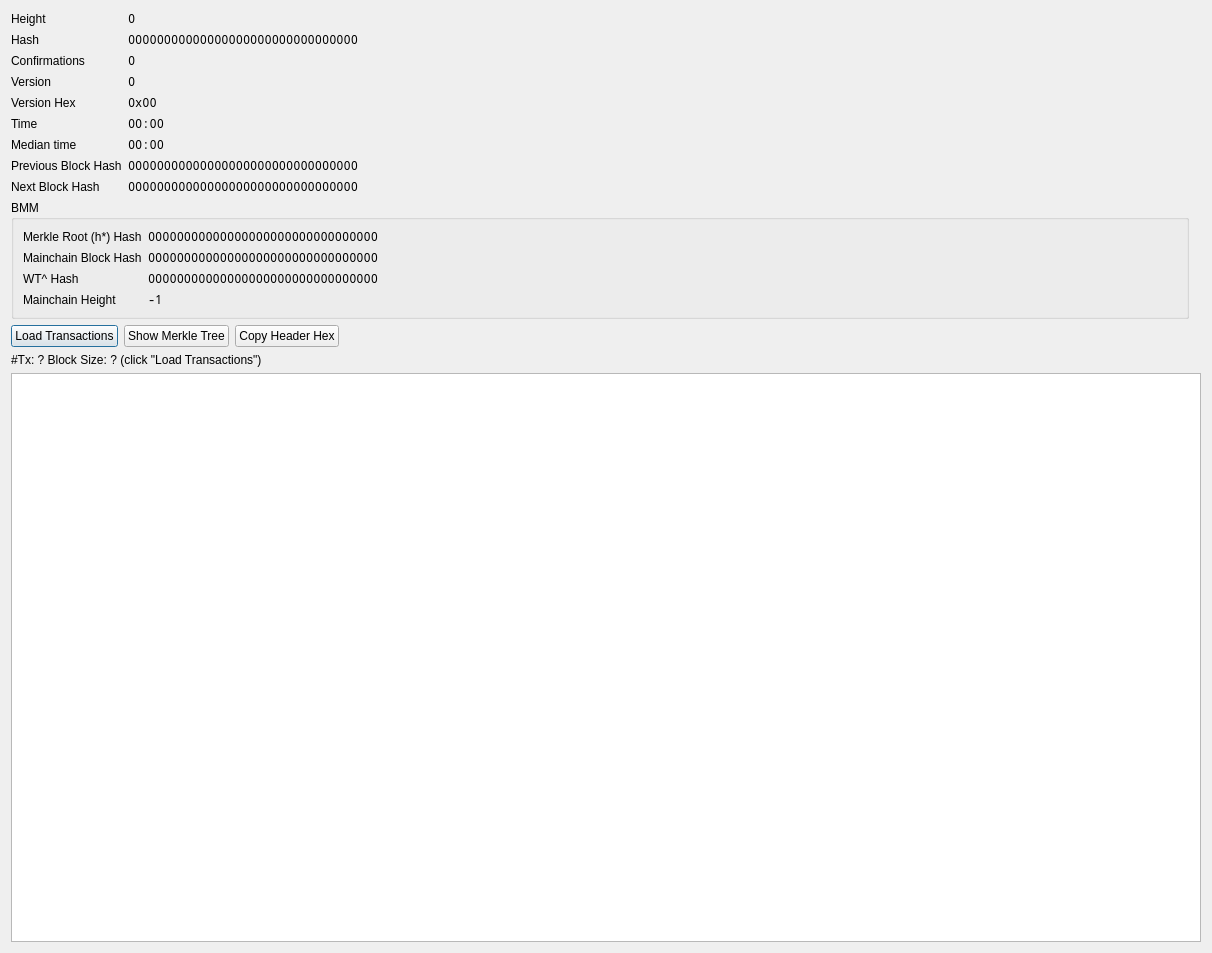
skydogenet/sidechains, file src/qt/forms/blockindexdetailsdialog.ui: the form before one commit.
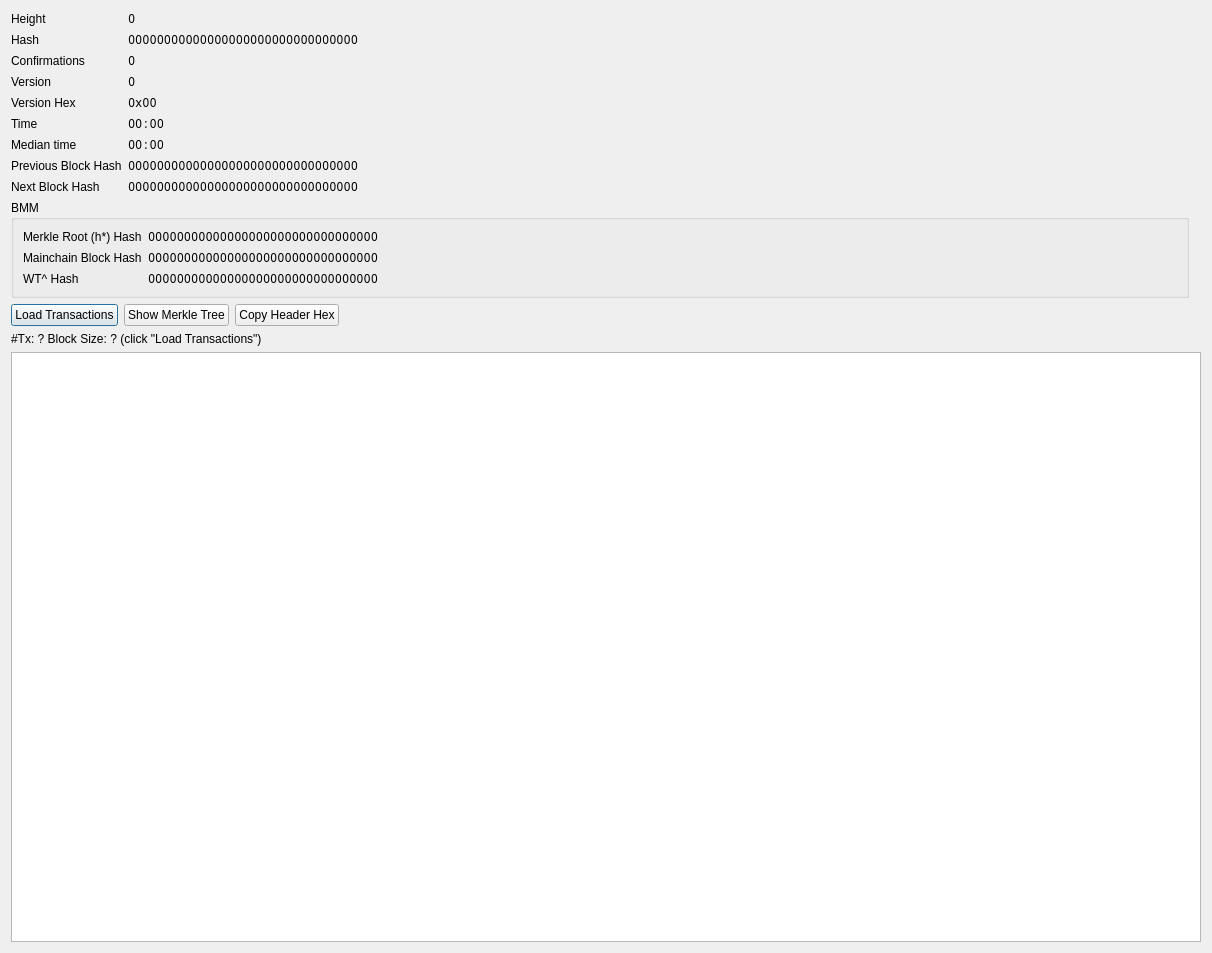
The form after the commit.

Commit message: Show mc block height on index dialog, update bmm error message

```diff
--- a/src/qt/forms/blockindexdetailsdialog.ui
+++ b/src/qt/forms/blockindexdetailsdialog.ui
@@ -495,25 +495,6 @@
         </property>
        </widget>
       </item>
-      <item row="3" column="0">
-       <widget class="QLabel" name="label_5">
-        <property name="text">
-         <string>Mainchain Height</string>
-        </property>
-       </widget>
-      </item>
-      <item row="3" column="1">
-       <widget class="QLabel" name="labelMainBlockHeight">
-        <property name="font">
-         <font>
-          <family>Noto Mono</family>
-         </font>
-        </property>
-        <property name="text">
-         <string>-1</string>
-        </property>
-       </widget>
-      </item>
      </layout>
     </widget>
    </item>
```
Left out of the diff: 652 changed lines with no effect on the pictures. The commit also changes 2 other files.
